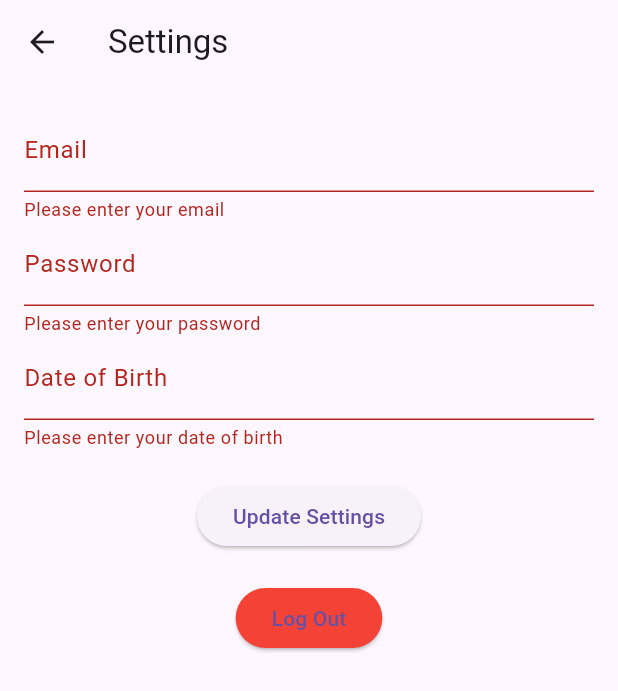
After one commit to husainarib/Message-Board-App, a Flutter app: the SettingsScreen screen opened by its route, after a tap on "Update Settings", on a phone screen of 412 x 824 dp. The commit adds this screen. Shown: the top 691 px of the screen. Run offline on Flutter 3.47's test engine with Material 3 defaults, Android fonts, the phone set to English and light mode, and no system bars; our stand-ins replace cloud_firestore, firebase_auth, firebase_core; accounts and stored records are empty; generated files the repository leaves out were written again.

Commit message:
add menu bar and settings screen

```diff
--- /dev/null
+++ b/lib/SettingsScreen.dart
@@ -0,0 +1,114 @@
+import 'package:flutter/material.dart';
+
+class SettingsScreen extends StatefulWidget {
+  @override
+  _SettingsScreenState createState() => _SettingsScreenState();
+}
+
+class _SettingsScreenState extends State<SettingsScreen> {
+  final _formKey = GlobalKey<FormState>();
+
+  // Controllers for the text fields
+  final TextEditingController _emailController = TextEditingController();
+  final TextEditingController _passwordController = TextEditingController();
+  final TextEditingController _dobController = TextEditingController();
+
+  @override
+  void dispose() {
+    _emailController.dispose();
+    _passwordController.dispose();
+    _dobController.dispose();
+    super.dispose();
+  }
+
+  void _updateSettings() {
+    if (_formKey.currentState!.validate()) {
+      // TODO update settings logic
+      ScaffoldMessenger.of(context).showSnackBar(
+        SnackBar(content: Text('Settings updated!')),
+      );
+    }
+  }
+
+  void _logout() {
+    // TODO logout logic
+    ScaffoldMessenger.of(context).showSnackBar(
+      SnackBar(content: Text('Logged out successfully!')),
+    );
+    Navigator.pop(context);
+  }
+
+  @override
+  Widget build(BuildContext context) {
+    return Scaffold(
+      appBar: AppBar(
+        title: Text('Settings'),
+      ),
+      body: Padding(
+        padding: const EdgeInsets.all(16.0),
+        child: Form(
+          key: _formKey,
+          child: Column(
+            children: [
+              TextFormField(
+                controller: _emailController,
+                decoration: InputDecoration(labelText: 'Email'),
+                keyboardType: TextInputType.emailAddress,
+                validator: (value) {
+                  if (value == null || value.isEmpty) {
+                    return 'Please enter your email';
+                  } else if (!RegExp(r'^[^@]+@[^@]+\.[^@]+').hasMatch(value)) {
+                    return 'Please enter a valid email address';
+                  }
+                  return null;
+                },
+              ),
+              TextFormField(
+                controller: _passwordController,
+                decoration: InputDecoration(labelText: 'Password'),
+                obscureText: true,
+                validator: (value) {
+                  if (value == null || value.isEmpty) {
+                    return 'Please enter your password';
+                  } else if (value.length < 6) {
+                    return 'Password should be at least 6 characters';
+                  }
+                  return null;
+                },
+              ),
+              TextFormField(
+                controller: _dobController,
+                decoration: InputDecoration(
+                  labelText: 'Date of Birth',
+                  hintText: 'YYYY-MM-DD',
+                ),
+                keyboardType: TextInputType.datetime,
+                validator: (value) {
+                  if (value == null || value.isEmpty) {
+                    return 'Please enter your date of birth';
+                  } else if (!RegExp(r'^\d{4}-\d{2}-\d{2}$').hasMatch(value)) {
+                    return 'Please enter date in the format YYYY-MM-DD';
+                  }
+                  return null;
+                },
+              ),
+              SizedBox(height: 20),
+              ElevatedButton(
+                onPressed: _updateSettings,
+                child: Text('Update Settings'),
+              ),
+              SizedBox(height: 20),
+              ElevatedButton(
+                onPressed: _logout,
+                style: ElevatedButton.styleFrom(
+                  backgroundColor: Colors.red,
+                ),
+                child: Text('Log Out'),
+              ),
+            ],
+          ),
+        ),
+      ),
+    );
+  }
+}
```
Also changed, not shown: lib/main.dart (+153 -15 lines).
